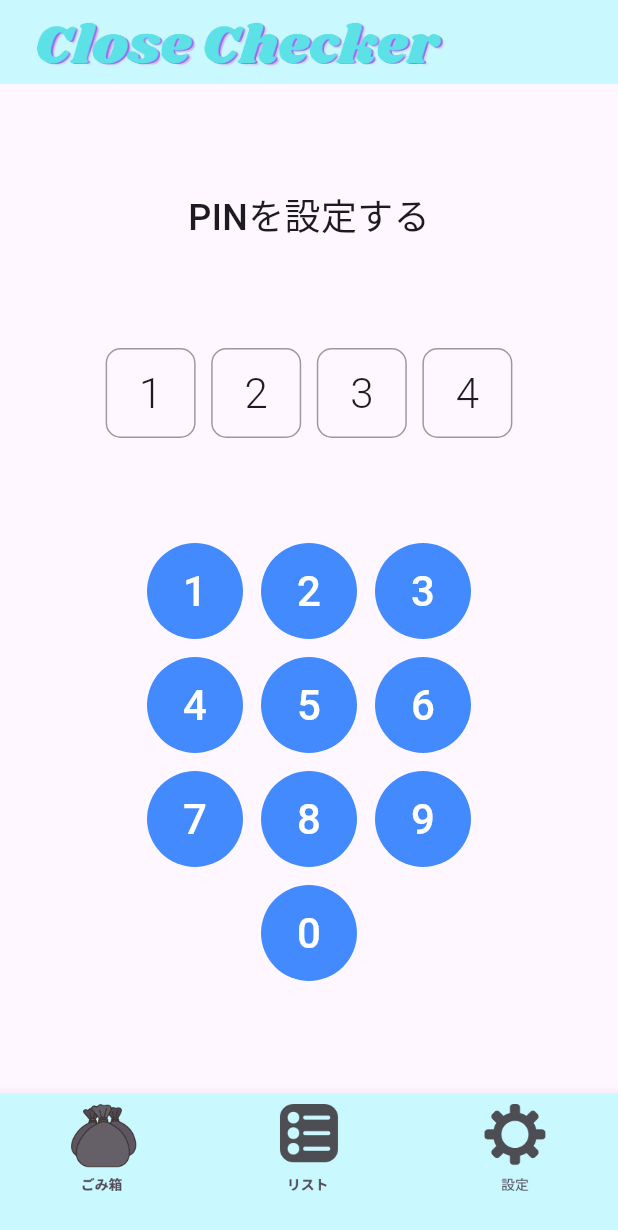
After one commit to kurogoma-flutter/close_checker, a Flutter app: the SettingPage screen opened by its route, after a tap on "PIN設定", on a phone screen of 412 x 824 dp. The commit adds this screen. Shown: the top 1230 px of the screen. Run offline on Flutter 3.47's test engine with Material 2 defaults, Android fonts, the phone set to English and light mode, and no system bars; our stand-ins replace firebase_core, flutter_slidable, go_router, hooks_riverpod, logger, sqflite; accounts and stored records are empty.

Commit message:
PIN設定UI作成

```diff
--- /dev/null
+++ b/lib/presentation/pages/setting/pin_setting_page.dart
@@ -0,0 +1,196 @@
+import 'package:flutter/material.dart';
+import 'package:go_router/go_router.dart';
+
+/// PIN4桁の設定
+class PinSettingPage extends StatelessWidget {
+  const PinSettingPage({Key? key}) : super(key: key);
+
+  @override
+  Widget build(BuildContext context) {
+    return Scaffold(
+      body: Padding(
+        padding:
+            const EdgeInsets.only(top: 0, bottom: 100, right: 60, left: 60),
+        child: SizedBox.expand(
+          child: Center(
+            child: Column(
+              mainAxisAlignment: MainAxisAlignment.spaceEvenly,
+              children: [
+                const Text(
+                  'PINを設定する',
+                  style: TextStyle(
+                    fontSize: 24,
+                    fontWeight: FontWeight.w500,
+                  ),
+                ),
+                Row(
+                  mainAxisAlignment: MainAxisAlignment.spaceEvenly,
+                  children: const [
+                    _PinInputForm(number: 1, secret: false),
+                    _PinInputForm(number: 2, secret: false),
+                    _PinInputForm(number: 3, secret: false),
+                    _PinInputForm(number: 4, secret: false),
+                  ],
+                ),
+                Padding(
+                  padding: const EdgeInsets.symmetric(horizontal: 20),
+                  child: Wrap(
+                    spacing: 12,
+                    runSpacing: 12,
+                    alignment: WrapAlignment.center,
+                    children: const [
+                      _PinNumberButton(number: 1),
+                      _PinNumberButton(number: 2),
+                      _PinNumberButton(number: 3),
+                      _PinNumberButton(number: 4),
+                      _PinNumberButton(number: 5),
+                      _PinNumberButton(number: 6),
+                      _PinNumberButton(number: 7),
+                      _PinNumberButton(number: 8),
+                      _PinNumberButton(number: 9),
+                      _PinNumberButton(number: 0),
+                    ],
+                  ),
+                ),
+              ],
+            ),
+          ),
+        ),
+      ),
+    );
+  }
+}
+
+class _PinInputForm extends StatelessWidget {
+  const _PinInputForm({
+    Key? key,
+    required this.number,
+    required this.secret,
+  }) : super(key: key);
+
+  final int number;
+  final bool secret;
+
+  @override
+  Widget build(BuildContext context) {
+    return Container(
+      width: 60,
+      height: 60,
+      decoration: BoxDecoration(
+        border: Border.all(
+          color: Colors.black38,
+        ),
+        borderRadius: BorderRadius.circular(10),
+      ),
+      child: Center(
+        child: Text(
+          secret ? '＊' : number.toString(),
+          style: const TextStyle(
+            fontSize: 28,
+            fontWeight: FontWeight.w300,
+          ),
+        ),
+      ),
+    );
+  }
+}
+
+class _PinNumberButton extends StatelessWidget {
+  const _PinNumberButton({
+    Key? key,
+    required this.number,
+  }) : super(key: key);
+
+  final int number;
+
+  @override
+  Widget build(BuildContext context) {
+    return GestureDetector(
+      onTap: () {
+        debugPrint(number.toString());
+        context.push('/pin/confirm');
+      },
+      child: CircleAvatar(
+        maxRadius: 32,
+        backgroundColor: Colors.blueAccent,
+        child: Text(
+          number.toString(),
+          style: const TextStyle(
+            color: Colors.white,
+            fontSize: 28,
+          ),
+        ),
+      ),
+    );
+  }
+}
+
+/// PIN4桁の確認
+class PinConfirmPage extends StatelessWidget {
+  const PinConfirmPage({Key? key}) : super(key: key);
+
+  @override
+  Widget build(BuildContext context) {
+    return Scaffold(
+      body: Padding(
+        padding:
+            const EdgeInsets.only(top: 0, bottom: 100, right: 60, left: 60),
+        child: SizedBox.expand(
+          child: Center(
+            child: Column(
+              mainAxisAlignment: MainAxisAlignment.spaceEvenly,
+              children: [
+                const Text(
+                  'PINを再確認する',
+                  style: TextStyle(
+                    fontSize: 24,
+                    fontWeight: FontWeight.w500,
+                  ),
+                ),
+                Row(
+                  mainAxisAlignment: MainAxisAlignment.spaceEvenly,
+                  children: const [
+                    _PinInputForm(number: 1, secret: true),
+                    _PinInputForm(number: 2, secret: true),
+                    _PinInputForm(number: 3, secret: true),
+                    _PinInputForm(number: 4, secret: true),
+                  ],
+                ),
+                Padding(
+                  padding: const EdgeInsets.symmetric(horizontal: 20),
+                  child: Wrap(
+                    spacing: 12,
+                    runSpacing: 12,
+                    alignment: WrapAlignment.center,
+                    children: const [
+                      _PinNumberButton(number: 1),
+                      _PinNumberButton(number: 2),
+                      _PinNumberButton(number: 3),
+                      _PinNumberButton(number: 4),
+                      _PinNumberButton(number: 5),
+                      _PinNumberButton(number: 6),
+                      _PinNumberButton(number: 7),
+                      _PinNumberButton(number: 8),
+                      _PinNumberButton(number: 9),
+                      _PinNumberButton(number: 0),
+                    ],
+                  ),
+                ),
+              ],
+            ),
+          ),
+        ),
+      ),
+    );
+  }
+}
+
+/// PIN設定完了
+class PinSettingDonePage extends StatelessWidget {
+  const PinSettingDonePage({Key? key}) : super(key: key);
+
+  @override
+  Widget build(BuildContext context) {
+    return Container();
+  }
+}
--- a/lib/presentation/pages/setting/setting_page.dart
+++ b/lib/presentation/pages/setting/setting_page.dart
@@ -25,9 +25,14 @@
             trailing: Icon(Icons.arrow_forward),
           ),
           const Divider(),
-          const ListTile(
-            title: Text('PIN設定'),
-            trailing: Icon(Icons.arrow_forward),
+          GestureDetector(
+            onTap: () {
+              context.go('/pin');
+            },
+            child: const ListTile(
+              title: Text('PIN設定'),
+              trailing: Icon(Icons.arrow_forward),
+            ),
           ),
           const Divider(),
           GestureDetector(
--- a/lib/presentation/router/route.dart
+++ b/lib/presentation/router/route.dart
@@ -6,6 +6,7 @@
 import 'package:close_checker/presentation/pages/legals/inquiry_page.dart';
 import 'package:close_checker/presentation/pages/minor_list/minor_list_page.dart';
 import 'package:close_checker/presentation/pages/major_list/major_list_page.dart';
+import 'package:close_checker/presentation/pages/setting/pin_setting_page.dart';
 import 'package:close_checker/presentation/pages/setting/setting_page.dart';
 import 'package:flutter/material.dart';
 import 'package:go_router/go_router.dart';
@@ -72,6 +73,33 @@
         child: const InquiryPage(),
       ),
     ),
+
+    /// PIN設定
+    GoRoute(
+        path: '/pin',
+        pageBuilder: (BuildContext context, GoRouterState state) =>
+            NoAnimationTransition(
+              key: state.pageKey,
+              child: const PinSettingPage(),
+            ),
+        routes: [
+          GoRoute(
+            path: 'confirm',
+            pageBuilder: (BuildContext context, GoRouterState state) =>
+                NoAnimationTransition(
+              key: state.pageKey,
+              child: const PinConfirmPage(),
+            ),
+          ),
+          GoRoute(
+            path: 'done',
+            pageBuilder: (BuildContext context, GoRouterState state) =>
+                NoAnimationTransition(
+              key: state.pageKey,
+              child: const PinSettingDonePage(),
+            ),
+          ),
+        ]),
   ],
   initialLocation: '/list',
   errorBuilder: (context, state) => const SimpleErrorPage(),
```
Also changed, not shown: lib/presentation/pages/setting/setting_page_view_model.dart (added).
